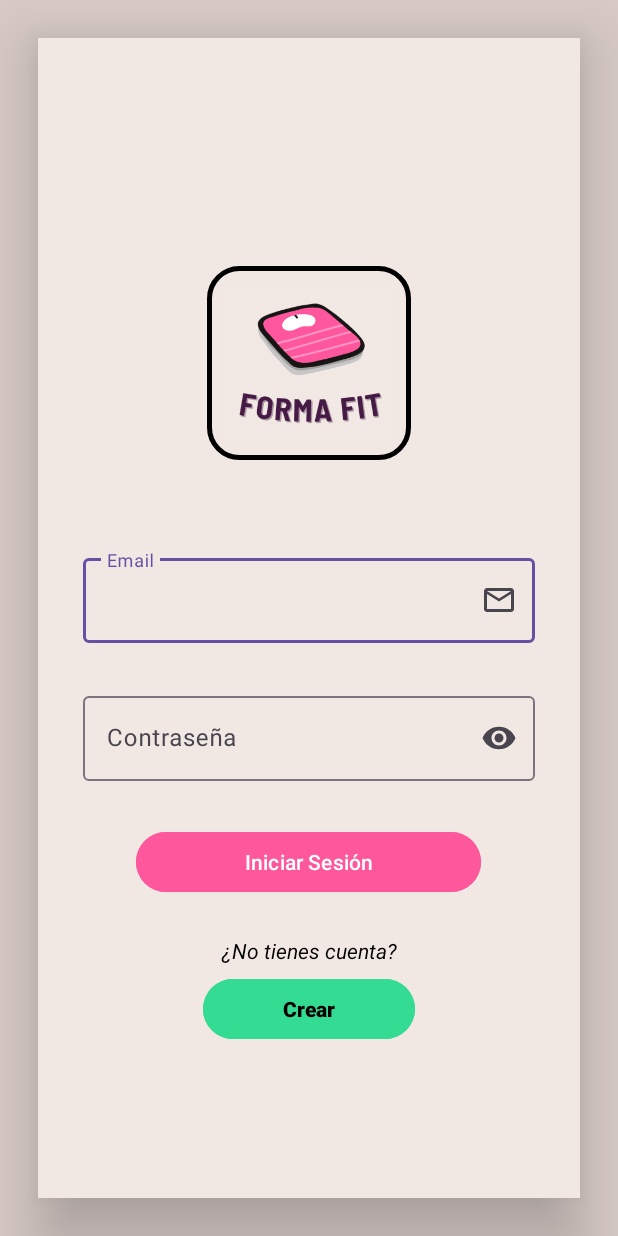
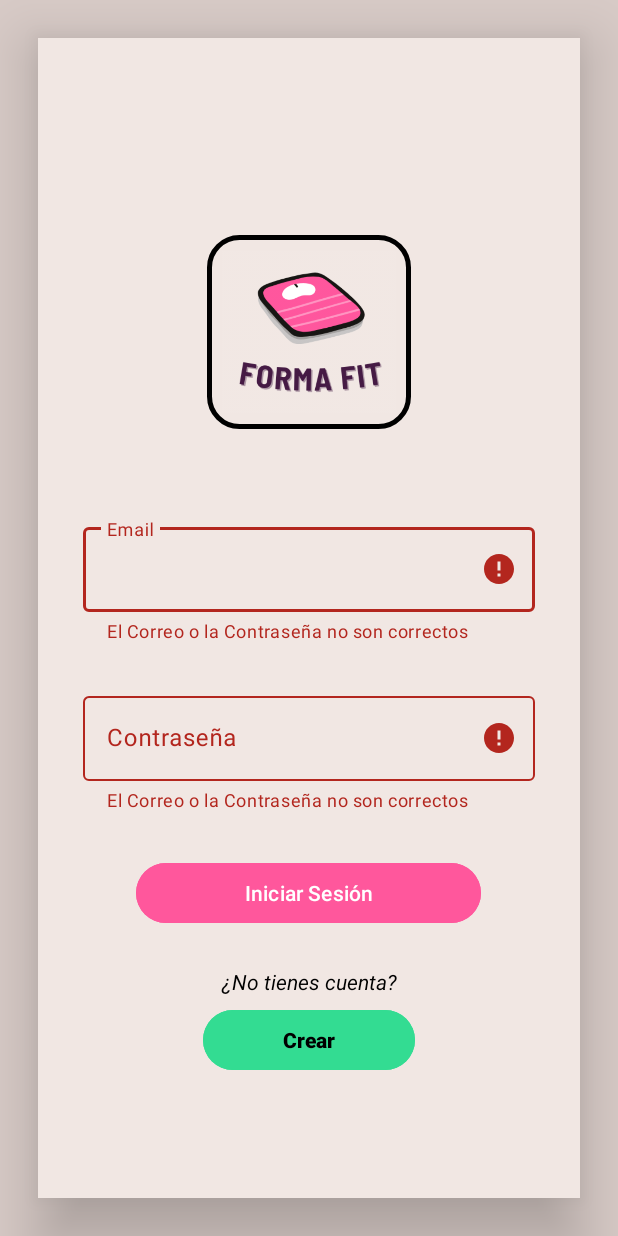
Before and after one commit to MarioCamposPulido/FormaFit, an Android app: the screen it shows after launch (Login), after a tap on "Iniciar Sesión", on a phone screen of 412 x 824 dp. Run offline under Robolectric (Android 15) with nearby library versions, the phone set to English and light mode, and no system bars.

```diff
--- a/FormaFit/app/src/main/java/com/example/formafit/activities/Login.java
+++ b/FormaFit/app/src/main/java/com/example/formafit/activities/Login.java
@@ -12,13 +12,14 @@ import android.widget.TextView;
 
 import com.example.formafit.R;
 import com.example.formafit.base_datos.BaseDatosHelper;
+import com.google.android.material.textfield.TextInputLayout;
 
 public class Login extends AppCompatActivity {
 
     private BaseDatosHelper dbHelper;
     private Button loginButton, registroButton;
-
     private TextView emailLogin, passwordLogin;
+    private TextInputLayout campoEmailLogin, campoPasswordLogin;
 
 
     private void openMainActivity(){
@@ -51,6 +52,8 @@ public class Login extends AppCompatActivity {
         emailLogin = findViewById(R.id.emailLogin);
         passwordLogin = findViewById(R.id.passwordLogin);
         registroButton = findViewById(R.id.registroButton);
+        campoEmailLogin = findViewById(R.id.campoEmailLogin);
+        campoPasswordLogin = findViewById(R.id.campoPasswordLogin);
 
         // Obtener el Intent que inició esta actividad
         Intent intent = getIntent();
@@ -75,8 +78,13 @@ public class Login extends AppCompatActivity {
             public void onClick(View view) {
                 dbHelper = new BaseDatosHelper(getBaseContext());
                 if (dbHelper.checkUserLogin(emailLogin.getText().toString(), passwordLogin.getText().toString())){
+                    campoEmailLogin.setErrorEnabled(false);
+                    campoPasswordLogin.setErrorEnabled(false);
                     openMainActivity();
                     MainActivity.email = emailLogin.getText().toString();
+                }else {
+                    campoEmailLogin.setError(getResources().getText(R.string.emailOPasswordMal));
+                    campoPasswordLogin.setError(getResources().getText(R.string.emailOPasswordMal));
                 }
             }
         });
--- a/FormaFit/app/src/main/res/layout/activity_login.xml
+++ b/FormaFit/app/src/main/res/layout/activity_login.xml
@@ -31,7 +31,7 @@
             android:padding="10dp"/>
 
         <com.google.android.material.textfield.TextInputLayout
-            android:id="@+id/textInputLayout"
+            android:id="@+id/campoEmailLogin"
             android:layout_width="match_parent"
             android:layout_height="wrap_content"
             android:hint="@string/email"
@@ -51,7 +51,7 @@
         </com.google.android.material.textfield.TextInputLayout>
 
         <com.google.android.material.textfield.TextInputLayout
-            android:id="@+id/textInputLayout2"
+            android:id="@+id/campoPasswordLogin"
             android:layout_width="match_parent"
             android:layout_height="wrap_content"
             android:hint="@string/password"
--- a/FormaFit/app/src/main/res/values/strings.xml
+++ b/FormaFit/app/src/main/res/values/strings.xml
@@ -94,5 +94,6 @@
     <string name="introduceAltura"> ¡Introduce una Altura! </string>
     <string name="fechaNoValida"> Fecha no válida </string>
     <string name="introduceFecha"> ¡Introduce una Fecha! </string>
+    <string name="emailOPasswordMal"> El Correo o la Contraseña no son correctos </string>
 
 </resources>
```
